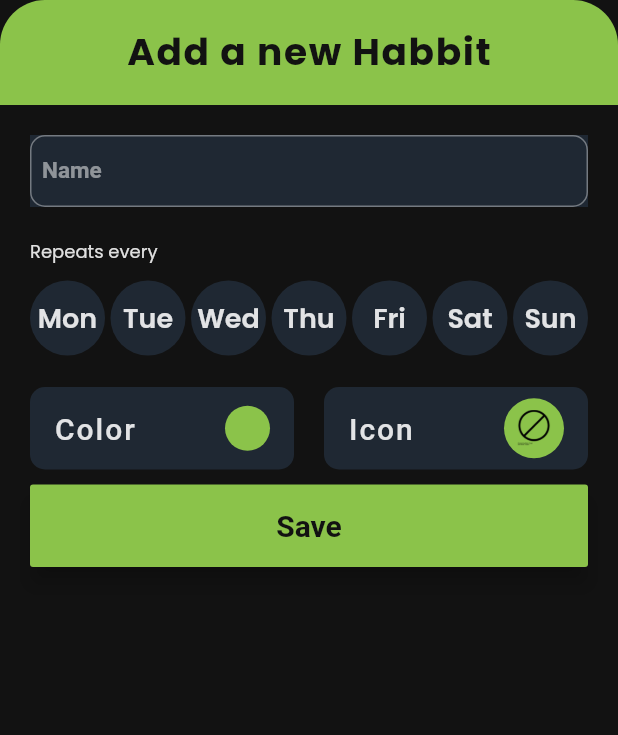
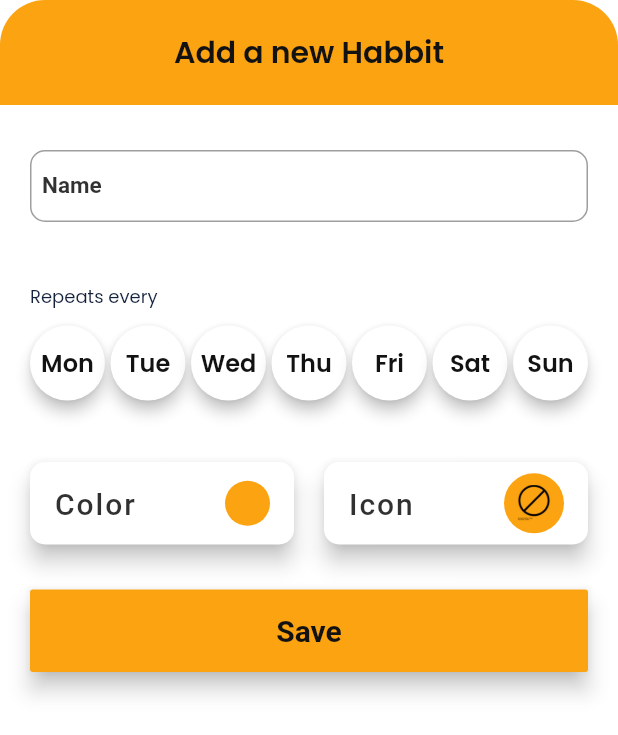
Before and after one commit to SatishBV/Habbit, a Flutter app: the CreateHabbit widget shown alone on an empty page, opened directly with empty values, on a phone screen of 412 x 824 dp. Shown: the top 735 px of the screen. Run offline on Flutter 3.47's test engine with Material 2 defaults, Android fonts, the phone set to English and light mode, and no system bars; our stand-ins replace flutter_colorpicker, font_awesome_flutter, google_fonts.

Commit message:
Color changes....

```diff
--- a/lib/Constants/styles.dart
+++ b/lib/Constants/styles.dart
@@ -3,9 +3,13 @@ import 'package:google_fonts/google_fonts.dart';
 
 const Color kPrimaryBlackColor = Color(0xFF121212);
 const Color kSecondaryBlackColor = Color(0xFF1A1A1D);
-const Color kCardColor = Color(0xFF1F2833);
-const Color kGreenColor = Colors.lightGreen;
-const Color textColor = Colors.white;
+const Color kGreenColor = kPapayaColor;
+
+const Color kWhiteColor = Colors.white;
+const Color kBlackColor = Color(0xFF121212);
+const Color kPapayaColor = Color(0xFFFCA311);
+const Color kDarkBlueColor = Color(0xFF14213D);
+const Color kGreyColor = Color(0xFFE5E5E5);
 
 const List<Color> availableColors = [
   Colors.red,
@@ -43,7 +47,7 @@ OutlineInputBorder get textFieldFocusedBorder {
 
 TextStyle get kScreenTitleLabel {
   return GoogleFonts.poppins(
-    color: textColor,
+    color: kWhiteColor,
     fontWeight: FontWeight.w600,
     fontSize: 20.0,
   );
@@ -51,16 +55,15 @@ TextStyle get kScreenTitleLabel {
 
 TextStyle get kAddHabitPageTitleLabel {
   return GoogleFonts.poppins(
-    color: kPrimaryBlackColor,
-    fontWeight: FontWeight.w700,
-    fontSize: 25.0,
-    letterSpacing: 1.1,
+    color: kBlackColor,
+    fontWeight: FontWeight.w600,
+    fontSize: 20.0,
   );
 }
 
 TextStyle get kMonthYearLabel {
   return GoogleFonts.poppins(
-    color: textColor.withOpacity(0.87),
+    color: kWhiteColor.withOpacity(0.87),
     fontSize: 30.0,
     fontWeight: FontWeight.w500,
   );
@@ -68,7 +71,7 @@ TextStyle get kMonthYearLabel {
 
 TextStyle get kPickerTitleStyle {
   return GoogleFonts.roboto(
-      color: textColor.withOpacity(0.87),
+      color: kBlackColor.withOpacity(0.87),
       fontSize: 20.0,
       fontWeight: FontWeight.w500,
       letterSpacing: 1.3);
@@ -76,7 +79,7 @@ TextStyle get kPickerTitleStyle {
 
 TextStyle get kCaptionStyle {
   return GoogleFonts.poppins(
-    color: textColor.withOpacity(0.87),
+    color: kDarkBlueColor,
     fontSize: 12.0,
     fontWeight: FontWeight.w400,
   );
@@ -84,7 +87,7 @@ TextStyle get kCaptionStyle {
 
 TextStyle get kTitleStyle {
   return GoogleFonts.poppins(
-    color: textColor.withOpacity(0.87),
+    color: kDarkBlueColor,
     fontSize: 25.0,
     fontWeight: FontWeight.w600,
   );
@@ -92,7 +95,7 @@ TextStyle get kTitleStyle {
 
 TextStyle get kHomePageCardTitle {
   return GoogleFonts.roboto(
-    color: textColor.withOpacity(0.87),
+    color: kBlackColor.withOpacity(0.87),
     fontSize: 20.0,
     fontWeight: FontWeight.w600,
   );
@@ -100,7 +103,7 @@ TextStyle get kHomePageCardTitle {
 
 TextStyle get kTextFieldPlaceHolderStyle {
   return GoogleFonts.roboto(
-    color: textColor.withOpacity(0.50),
+    color: kBlackColor.withOpacity(0.50),
     fontSize: 12.0,
     fontWeight: FontWeight.w600,
   );
@@ -108,7 +111,7 @@ TextStyle get kTextFieldPlaceHolderStyle {
 
 TextStyle get kTextFieldTextStyle {
   return GoogleFonts.roboto(
-    color: textColor.withOpacity(0.87),
+    color: kBlackColor.withOpacity(0.87),
     fontSize: 16.0,
     fontWeight: FontWeight.w600,
   );
--- a/lib/Views/color_picker_card.dart
+++ b/lib/Views/color_picker_card.dart
@@ -12,10 +12,10 @@ class ColorPickerCard extends StatelessWidget {
   Widget build(BuildContext context) {
     return Container(
       height: 55.0,
-      decoration: BoxDecoration(
-        color: kCardColor,
+      child: Material(
+        color: kWhiteColor,
+        elevation: 6.0,
         borderRadius: BorderRadius.circular(10.0),
-      ),
         child: Row(
           mainAxisAlignment: MainAxisAlignment.spaceBetween,
           children: <Widget>[
@@ -54,6 +54,7 @@ class ColorPickerCard extends StatelessWidget {
             ),
           ],
         ),
+      ),
     );
   }
 }
--- a/lib/Views/day_circle.dart
+++ b/lib/Views/day_circle.dart
@@ -3,7 +3,11 @@ import 'package:habbit/Constants/styles.dart';
 import 'package:habbit/Models/habit.dart';
 
 class DayCircle extends StatelessWidget {
-  DayCircle({@required this.day, @required this.accentColor, @required this.isActive, this.onTap});
+  DayCircle(
+      {@required this.day,
+      @required this.accentColor,
+      @required this.isActive,
+      this.onTap});
 
   final WeekDay day;
   final Function onTap;
@@ -17,21 +21,15 @@ class DayCircle extends StatelessWidget {
       child: Container(
         height: 50.0,
         width: 50.0,
-        decoration: BoxDecoration(
+        child: Material(
+          elevation: isActive ? 6 : 4,
           borderRadius: BorderRadius.circular(25.0),
-          color: isActive ? accentColor : kCardColor,
-        ),
-        child: Center(
-          child: Text(
-            day.abbrv,
-            style: isActive
-                ? kTitleStyle.copyWith(
-                    color: kPrimaryBlackColor,
-                    fontSize: 18.0,
-                  )
-                : kTitleStyle.copyWith(
-                    fontSize: 18.0,
-                  ),
+          color: isActive ? accentColor : kWhiteColor,
+          child: Center(
+            child: Text(
+              day.abbrv,
+              style: kTitleStyle.copyWith(color: kBlackColor, fontSize: 16.0),
+            ),
           ),
         ),
       ),
--- a/lib/Views/icon_picker_card.dart
+++ b/lib/Views/icon_picker_card.dart
@@ -18,10 +18,10 @@ class IconPickerCard extends StatelessWidget {
   Widget build(BuildContext context) {
     return Container(
       height: 55.0,
-      decoration: BoxDecoration(
-        color: kCardColor,
+      child: Material(
+        color: kWhiteColor,
+        elevation: 6.0,
         borderRadius: BorderRadius.circular(10.0),
-      ),
         child: Row(
           mainAxisAlignment: MainAxisAlignment.spaceBetween,
           children: <Widget>[
@@ -64,6 +64,7 @@ class IconPickerCard extends StatelessWidget {
             )
           ],
         ),
+      ),
     );
   }
 }
--- a/lib/Views/text_field_view.dart
+++ b/lib/Views/text_field_view.dart
@@ -23,7 +23,6 @@ class HabbitTextField extends StatelessWidget {
         horizontal: 20.0,
       ),
       child: Container(
-        color: kCardColor,
         child: Center(
           child: TextField(
             obscureText: obscureText != null ? obscureText : false,
--- a/lib/add_habit.dart
+++ b/lib/add_habit.dart
@@ -45,7 +45,7 @@ class _CreateHabitState extends State<CreateHabbit> {
       },
       child: CurvedSheet(
         title: 'Add a new Habbit',
-        backgroundColor: kPrimaryBlackColor,
+        backgroundColor: kWhiteColor,
         child: Column(
           mainAxisAlignment: MainAxisAlignment.start,
           children: <Widget>[
@@ -60,13 +60,13 @@ class _CreateHabitState extends State<CreateHabbit> {
                 ),
               ),
             ),
-            SizedBox(height: 20.0),
+            SizedBox(height: 30.0),
             HabbitTextField(
               controller: _nameTextEditingController,
               placeHolder: 'Name',
               borderColor: _activeColor,
             ),
-            SizedBox(height: 10.0),
+            SizedBox(height: 30.0),
             WeekDayPicker(
               days: habit.selectedDays,
               accentColor: _activeColor,
@@ -74,7 +74,7 @@ class _CreateHabitState extends State<CreateHabbit> {
                 updateSelectedDays(days);
               },
             ),
-            SizedBox(height: 10.0),
+            SizedBox(height: 30.0),
             Padding(
               padding: EdgeInsets.symmetric(horizontal: 20.0),
               child: Row(
@@ -101,7 +101,7 @@ class _CreateHabitState extends State<CreateHabbit> {
                 ],
               ),
             ),
-            SizedBox(height: 10.0),
+            SizedBox(height: 30.0),
             Padding(
               padding: EdgeInsets.symmetric(horizontal: 20.0),
               child: Row(
```
Also changed, not shown: lib/Views/date_block_view.dart (+9 -14 lines), lib/Views/home_page_card.dart (+19 -23 lines), lib/home_page.dart (+3 -8 lines), lib/main.dart (+6 -6 lines). Lines whose indentation alone changed are shown as unchanged.
